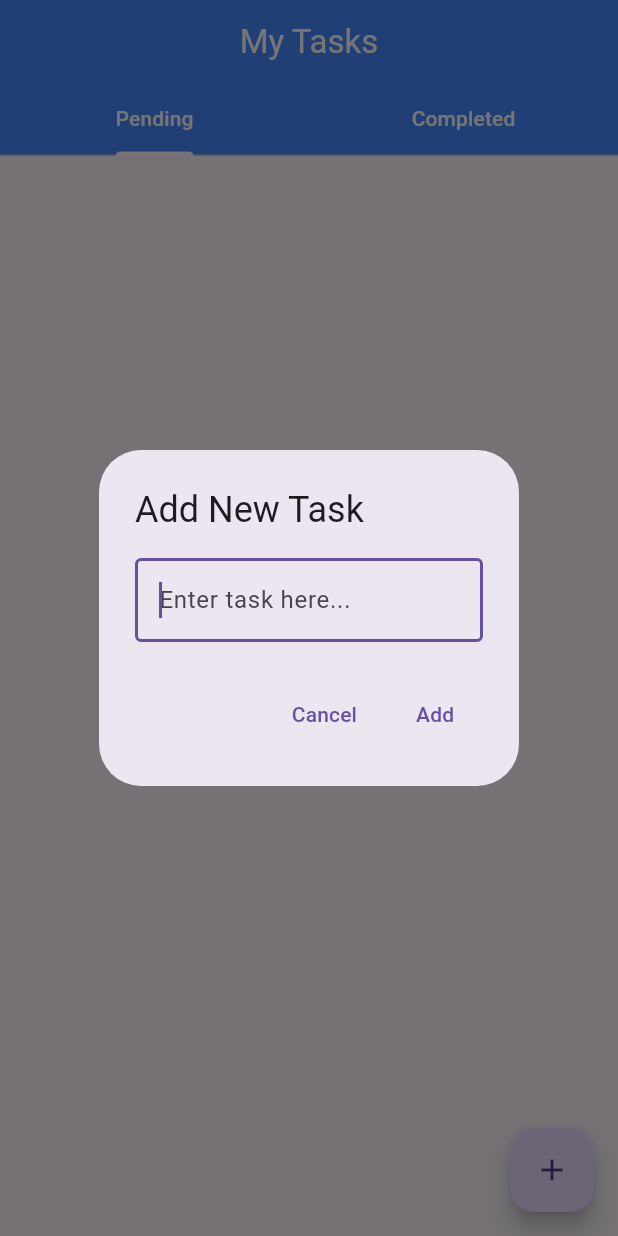
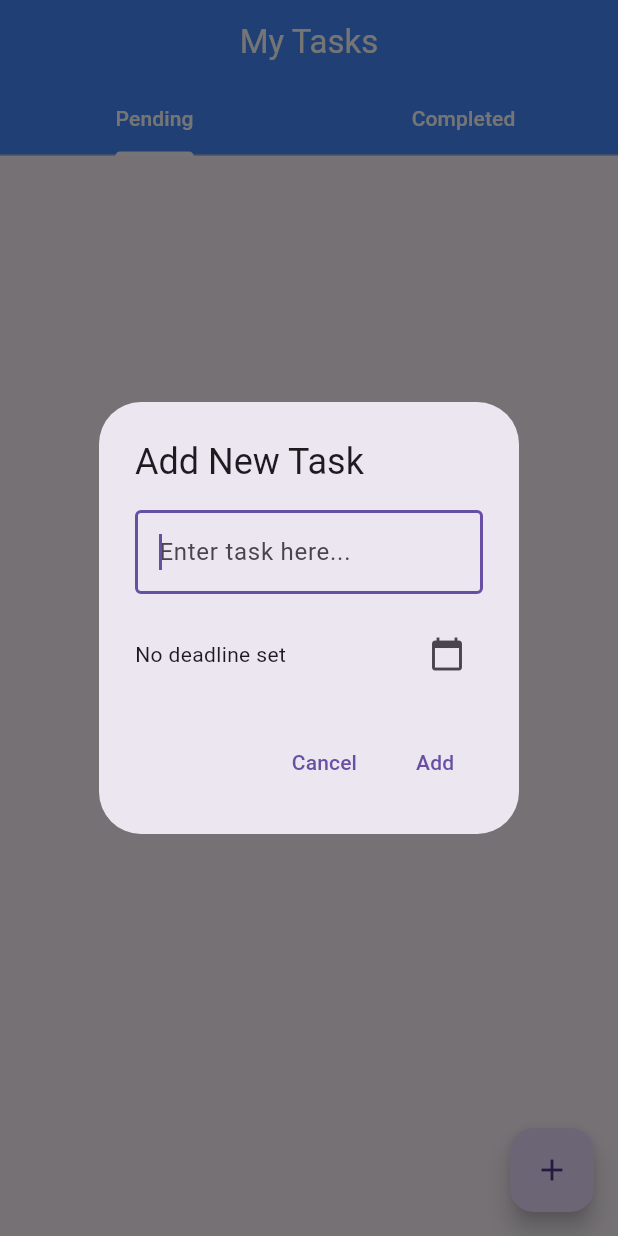
Before and after one commit to elic01/todo_app, a Flutter app: the screen it shows after launch, after a tap on the "add" icon, on a phone screen of 412 x 824 dp. Run offline on Flutter 3.47's test engine with Material 3 defaults, Android fonts, the phone set to English and light mode, and no system bars; our stand-ins replace bloc, equatable, flutter_bloc, flutter_local_notifications, get_storage, go_router and 1 more.

Commit message:
introduced a deadline(set time for tasks)

```diff
--- a/lib/blocs/task_bloc.dart
+++ b/lib/blocs/task_bloc.dart
@@ -1,14 +1,16 @@
 import 'package:bloc/bloc.dart';
 
 import '../models/task.dart';
+import '../services/notification_service.dart';
 import '../services/task_service.dart';
 import 'task_event.dart';
 import 'task_state.dart';
 
 class TaskBloc extends Bloc<TaskEvent, TaskState> {
   final TaskService _taskService;
+  final NotificationService _notificationService;
 
-  TaskBloc(this._taskService) : super(TaskInitial()) {
+  TaskBloc(this._taskService, this._notificationService) : super(TaskInitial()) {
     on<LoadTasks>(_onLoadTasks);
     on<AddTask>(_onAddTask);
     on<UpdateTask>(_onUpdateTask);
@@ -30,8 +32,24 @@ class TaskBloc extends Bloc<TaskEvent, TaskState> {
     final state = this.state;
     if (state is TaskLoadSuccess) {
       try {
-        final updatedTasks = List<Task>.from(state.tasks)..add(Task(title: event.title));
+        final newTask = Task(
+          id: DateTime.now().millisecondsSinceEpoch,
+          title: event.title,
+          deadline: event.deadline,
+        );
+
+        final updatedTasks = List<Task>.from(state.tasks)..add(newTask);
         _taskService.saveTasks(updatedTasks);
+
+        if (newTask.deadline != null && !newTask.isDone) {
+          _notificationService.scheduleNotification(
+            newTask.id,
+            'Task Deadline',
+            'Your task "${newTask.title}" is due.',
+            newTask.deadline!,
+          );
+        }
+
         emit(TaskLoadSuccess(updatedTasks));
       } catch (_) {
         emit(TaskLoadFailure());
@@ -43,8 +61,31 @@ class TaskBloc extends Bloc<TaskEvent, TaskState> {
     final state = this.state;
     if (state is TaskLoadSuccess) {
       try {
-        final updatedTasks = List<Task>.from(state.tasks);
-        updatedTasks[event.index] = Task(title: event.newTitle, isDone: updatedTasks[event.index].isDone);
+        final updatedTasks = state.tasks.map((task) {
+          if (task.id == event.id) {
+            final updatedTask = Task(
+              id: task.id,
+              title: event.newTitle,
+              isDone: task.isDone,
+              deadline: event.deadline,
+            );
+
+            if (updatedTask.deadline != null && !updatedTask.isDone) {
+              _notificationService.scheduleNotification(
+                updatedTask.id,
+                'Task Deadline',
+                'Your task "${updatedTask.title}" is due.',
+                updatedTask.deadline!,
+              );
+            } else {
+              _notificationService.cancelNotification(task.id);
+            }
+
+            return updatedTask;
+          }
+          return task;
+        }).toList();
+
         _taskService.saveTasks(updatedTasks);
         emit(TaskLoadSuccess(updatedTasks));
       } catch (_) {
@@ -57,9 +98,31 @@ class TaskBloc extends Bloc<TaskEvent, TaskState> {
     final state = this.state;
     if (state is TaskLoadSuccess) {
       try {
-        final updatedTasks = List<Task>.from(state.tasks);
-        final task = updatedTasks[event.index];
-        updatedTasks[event.index] = Task(title: task.title, isDone: !task.isDone);
+        final updatedTasks = state.tasks.map((task) {
+          if (task.id == event.id) {
+            final updatedTask = Task(
+              id: task.id,
+              title: task.title,
+              isDone: !task.isDone,
+              deadline: task.deadline,
+            );
+
+            if (updatedTask.isDone) {
+              _notificationService.cancelNotification(task.id);
+            } else if (updatedTask.deadline != null) {
+              _notificationService.scheduleNotification(
+                updatedTask.id,
+                'Task Deadline',
+                'Your task "${updatedTask.title}" is due.',
+                updatedTask.deadline!,
+              );
+            }
+
+            return updatedTask;
+          }
+          return task;
+        }).toList();
+
         _taskService.saveTasks(updatedTasks);
         emit(TaskLoadSuccess(updatedTasks));
       } catch (_) {
@@ -72,8 +135,9 @@ class TaskBloc extends Bloc<TaskEvent, TaskState> {
     final state = this.state;
     if (state is TaskLoadSuccess) {
       try {
-        final updatedTasks = List<Task>.from(state.tasks)..removeAt(event.index);
+        final updatedTasks = state.tasks.where((task) => task.id != event.id).toList();
         _taskService.saveTasks(updatedTasks);
+        _notificationService.cancelNotification(event.id);
         emit(TaskLoadSuccess(updatedTasks));
       } catch (_) {
         emit(TaskLoadFailure());
--- a/lib/blocs/task_event.dart
+++ b/lib/blocs/task_event.dart
@@ -1,6 +1,4 @@
 import 'package:equatable/equatable.dart';
-
-import '../models/task.dart';
 
 abstract class TaskEvent extends Equatable {
   const TaskEvent();
@@ -13,37 +11,39 @@ class LoadTasks extends TaskEvent {}
 
 class AddTask extends TaskEvent {
   final String title;
+  final DateTime? deadline;
 
-  const AddTask(this.title);
+  const AddTask(this.title, this.deadline);
 
   @override
-  List<Object> get props => [title];
+  List<Object> get props => [title, deadline ?? ''];
 }
 
 class UpdateTask extends TaskEvent {
-  final int index;
+  final int id;
   final String newTitle;
+  final DateTime? deadline;
 
-  const UpdateTask(this.index, this.newTitle);
+  const UpdateTask(this.id, this.newTitle, this.deadline);
 
   @override
-  List<Object> get props => [index, newTitle];
+  List<Object> get props => [id, newTitle, deadline ?? ''];
 }
 
 class ToggleTask extends TaskEvent {
-  final int index;
+  final int id;
 
-  const ToggleTask(this.index);
+  const ToggleTask(this.id);
 
   @override
-  List<Object> get props => [index];
+  List<Object> get props => [id];
 }
 
 class DeleteTask extends TaskEvent {
-  final int index;
+  final int id;
 
-  const DeleteTask(this.index);
+  const DeleteTask(this.id);
 
   @override
-  List<Object> get props => [index];
+  List<Object> get props => [id];
 }
--- a/lib/main.dart
+++ b/lib/main.dart
@@ -2,21 +2,32 @@ import 'package:flutter/material.dart';
 import 'package:flutter_bloc/flutter_bloc.dart';
 import 'package:get_storage/get_storage.dart';
 import 'package:go_router/go_router.dart';
+import 'package:timezone/data/latest.dart' as tz;
+import 'package:timezone/timezone.dart' as tz;
 
 import 'blocs/task_bloc.dart';
 import 'blocs/task_event.dart';
 import 'constants.dart';
 import 'screens/todo_screen.dart';
+import 'services/notification_service.dart';
 import 'services/task_service.dart';
 
 void main() async {
   WidgetsFlutterBinding.ensureInitialized();
   await GetStorage.init();
-  runApp(const MyApp());
+  tz.initializeTimeZones();
+  tz.setLocalLocation(tz.getLocation('America/Detroit'));
+
+  final notificationService = NotificationService();
+  await notificationService.init();
+
+  runApp(MyApp(notificationService: notificationService));
 }
 
 class MyApp extends StatelessWidget {
-  const MyApp({super.key});
+  final NotificationService notificationService;
+
+  const MyApp({super.key, required this.notificationService});
 
   @override
   Widget build(BuildContext context) {
@@ -31,7 +42,8 @@ class MyApp extends StatelessWidget {
     );
 
     return BlocProvider(
-      create: (context) => TaskBloc(TaskService())..add(LoadTasks()),
+      create: (context) =>
+          TaskBloc(TaskService(), notificationService)..add(LoadTasks()),
       child: MaterialApp.router(
         routerConfig: router,
         title: appTitle,
--- a/lib/models/task.dart
+++ b/lib/models/task.dart
@@ -1,21 +1,34 @@
 import 'package:equatable/equatable.dart';
 
 class Task extends Equatable {
+  final int id;
   final String title;
   final bool isDone;
+  final DateTime? deadline;
 
-  const Task({required this.title, this.isDone = false});
+  const Task({
+    required this.id,
+    required this.title,
+    this.isDone = false,
+    this.deadline,
+  });
 
   Map<String, dynamic> toJson() => {
+        'id': id,
         'title': title,
         'isDone': isDone,
+        'deadline': deadline?.toIso8601String(),
       };
 
   factory Task.fromJson(Map<String, dynamic> json) => Task(
+        id: json['id'] ?? DateTime.now().millisecondsSinceEpoch,
         title: json['title'],
         isDone: json['isDone'] ?? false,
+        deadline: json['deadline'] != null
+            ? DateTime.parse(json['deadline'])
+            : null,
       );
 
   @override
-  List<Object?> get props => [title, isDone];
+  List<Object?> get props => [id, title, isDone, deadline];
 }
--- a/lib/screens/todo_screen.dart
+++ b/lib/screens/todo_screen.dart
@@ -1,5 +1,6 @@
 import 'package:flutter/material.dart';
 import 'package:flutter_bloc/flutter_bloc.dart';
+import 'package:intl/intl.dart';
 
 import '../blocs/task_bloc.dart';
 import '../blocs/task_event.dart';
@@ -11,12 +12,13 @@ import '../widgets/task_dialog.dart';
 class TodoScreen extends StatelessWidget {
   const TodoScreen({super.key});
 
-  void _showTaskDialog(BuildContext context, {int? index, String? currentTitle}) {
+  void _showTaskDialog(BuildContext context, {int? id, String? currentTitle, DateTime? currentDeadline}) {
     showDialog(
       context: context,
       builder: (context) => TaskDialog(
-        index: index,
+        id: id,
         currentTitle: currentTitle,
+        currentDeadline: currentDeadline,
       ),
     );
   }
@@ -87,10 +89,6 @@ class TodoScreen extends StatelessWidget {
       padding: const EdgeInsets.all(8),
       itemBuilder: (context, index) {
         final task = tasks[index];
-        // Find the original index of the task in the main list
-        final originalIndex = (context.read<TaskBloc>().state as TaskLoadSuccess)
-            .tasks
-            .indexOf(task);
 
         return Card(
           elevation: 2,
@@ -99,7 +97,7 @@ class TodoScreen extends StatelessWidget {
             leading: Checkbox(
               value: task.isDone,
               onChanged: (val) =>
-                  context.read<TaskBloc>().add(ToggleTask(originalIndex)),
+                  context.read<TaskBloc>().add(ToggleTask(task.id)),
             ),
             title: Text(
               task.title,
@@ -110,6 +108,9 @@ class TodoScreen extends StatelessWidget {
                 color: task.isDone ? hintTextColor : secondaryTextColor,
               ),
             ),
+            subtitle: task.deadline != null
+                ? Text('Deadline: ${DateFormat.yMd().format(task.deadline!)}')
+                : null,
             trailing: Row(
               mainAxisSize: MainAxisSize.min,
               children: [
@@ -117,14 +118,15 @@ class TodoScreen extends StatelessWidget {
                   icon: const Icon(Icons.edit, color: primaryColor),
                   onPressed: () => _showTaskDialog(
                     context,
-                    index: originalIndex,
+                    id: task.id,
                     currentTitle: task.title,
+                    currentDeadline: task.deadline,
                   ),
                 ),
                 IconButton(
                   icon: const Icon(Icons.delete, color: errorColor),
                   onPressed: () =>
-                      context.read<TaskBloc>().add(DeleteTask(originalIndex)),
+                      context.read<TaskBloc>().add(DeleteTask(task.id)),
                 ),
               ],
             ),
--- /dev/null
+++ b/lib/services/notification_service.dart
@@ -0,0 +1,43 @@
+import 'package:flutter_local_notifications/flutter_local_notifications.dart';
+import 'package:timezone/timezone.dart' as tz;
+
+class NotificationService {
+  final FlutterLocalNotificationsPlugin flutterLocalNotificationsPlugin =
+      FlutterLocalNotificationsPlugin();
+
+  Future<void> init() async {
+    const AndroidInitializationSettings initializationSettingsAndroid =
+        AndroidInitializationSettings('@mipmap/ic_launcher');
+
+    const InitializationSettings initializationSettings = InitializationSettings(
+      android: initializationSettingsAndroid,
+    );
+
+    await flutterLocalNotificationsPlugin.initialize(initializationSettings);
+  }
+
+  Future<void> scheduleNotification(
+      int id, String title, String body, DateTime scheduledTime) async {
+    await flutterLocalNotificationsPlugin.zonedSchedule(
+      id,
+      title,
+      body,
+      tz.TZDateTime.from(scheduledTime, tz.local),
+      const NotificationDetails(
+        android: AndroidNotificationDetails(
+          'your_channel_id',
+          'your_channel_name',
+          channelDescription: 'your_channel_description',
+          importance: Importance.max,
+          priority: Priority.high,
+        ),
+      ),
+      androidScheduleMode: AndroidScheduleMode.exactAllowWhileIdle,
+      uiLocalNotificationDateInterpretation: UILocalNotificationDateInterpretation.absoluteTime,
+    );
+  }
+
+  Future<void> cancelNotification(int id) async {
+    await flutterLocalNotificationsPlugin.cancel(id);
+  }
+}
--- a/lib/widgets/task_dialog.dart
+++ b/lib/widgets/task_dialog.dart
@@ -1,32 +1,90 @@
 import 'package:flutter/material.dart';
 import 'package:flutter_bloc/flutter_bloc.dart';
+import 'package:intl/intl.dart';
 
 import '../blocs/task_bloc.dart';
 import '../blocs/task_event.dart';
 import '../constants.dart';
 
-class TaskDialog extends StatelessWidget {
-  final int? index;
+class TaskDialog extends StatefulWidget {
+  final int? id;
   final String? currentTitle;
-  final TextEditingController _textEditingController = TextEditingController();
+  final DateTime? currentDeadline;
 
-  TaskDialog({super.key, this.index, this.currentTitle}) {
-    if (currentTitle != null) {
-      _textEditingController.text = currentTitle!;
+  const TaskDialog({
+    super.key,
+    this.id,
+    this.currentTitle,
+    this.currentDeadline,
+  });
+
+  @override
+  State<TaskDialog> createState() => _TaskDialogState();
+}
+
+class _TaskDialogState extends State<TaskDialog> {
+  late final TextEditingController _textEditingController;
+  DateTime? _selectedDate;
+
+  @override
+  void initState() {
+    super.initState();
+    _textEditingController = TextEditingController(text: widget.currentTitle);
+    _selectedDate = widget.currentDeadline;
+  }
+
+  @override
+  void dispose() {
+    _textEditingController.dispose();
+    super.dispose();
+  }
+
+  Future<void> _selectDate(BuildContext context) async {
+    final picked = await showDatePicker(
+      context: context,
+      initialDate: _selectedDate ?? DateTime.now(),
+      firstDate: DateTime.now(),
+      lastDate: DateTime(2101),
+    );
+    if (picked != null && picked != _selectedDate) {
+      setState(() {
+        _selectedDate = picked;
+      });
     }
   }
 
   @override
   Widget build(BuildContext context) {
     return AlertDialog(
-      title: Text(index == null ? addTaskDialogTitle : editTaskDialogTitle),
-      content: TextField(
+      title: Text(widget.id == null ? addTaskDialogTitle : editTaskDialogTitle),
+      content: Column(
+        mainAxisSize: MainAxisSize.min,
+        children: [
+          TextField(
             controller: _textEditingController,
             autofocus: true,
             decoration: const InputDecoration(
               hintText: taskHintText,
               border: OutlineInputBorder(),
             ),
+          ),
+          const SizedBox(height: 16),
+          Row(
+            children: [
+              Expanded(
+                child: Text(
+                  _selectedDate == null
+                      ? 'No deadline set'
+                      : 'Deadline: ${DateFormat.yMd().format(_selectedDate!)}',
+                ),
+              ),
+              IconButton(
+                icon: const Icon(Icons.calendar_today),
+                onPressed: () => _selectDate(context),
+              ),
+            ],
+          ),
+        ],
       ),
       actions: [
         TextButton(
@@ -36,19 +94,26 @@ class TaskDialog extends StatelessWidget {
         TextButton(
           onPressed: () {
             if (_textEditingController.text.isNotEmpty) {
-              if (index == null) {
-                context
-                    .read<TaskBloc>()
-                    .add(AddTask(_textEditingController.text));
+              if (widget.id == null) {
+                context.read<TaskBloc>().add(
+                      AddTask(
+                        _textEditingController.text,
+                        _selectedDate,
+                      ),
+                    );
               } else {
                 context.read<TaskBloc>().add(
-                      UpdateTask(index!, _textEditingController.text),
+                      UpdateTask(
+                        widget.id!,
+                        _textEditingController.text,
+                        _selectedDate,
+                      ),
                     );
               }
               Navigator.pop(context);
             }
           },
-          child: Text(index == null ? addTaskButton : updateTaskButton),
+          child: Text(widget.id == null ? addTaskButton : updateTaskButton),
         ),
       ],
     );
--- a/pubspec.yaml
+++ b/pubspec.yaml
@@ -39,6 +39,10 @@ dependencies:
   flutter_bloc: ^8.1.3
   go_router: ^14.1.0
   equatable: ^2.0.5
+  flutter_local_notifications: ^17.1.2
+  timezone: ^0.9.3
+  intl: ^0.19.0
+  bloc: ^8.1.2
 
 dev_dependencies:
   flutter_test:
```
Also changed, not shown: pubspec.lock, 5 other files. Lines whose indentation alone changed are shown as unchanged.
